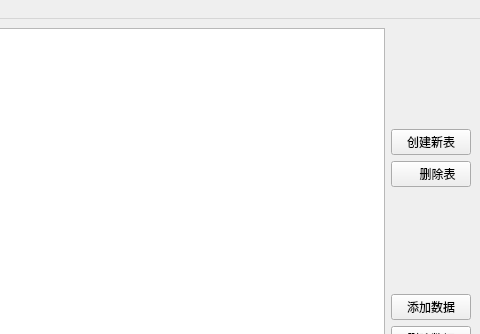
Qt form ui_src/sqlite_main_window.ui (akira4O4/PyQt5_Face_Recognition) before a commit; both pictures show x 442 to 922 and y 0 to 334 of the 922 by 688 pixel window.
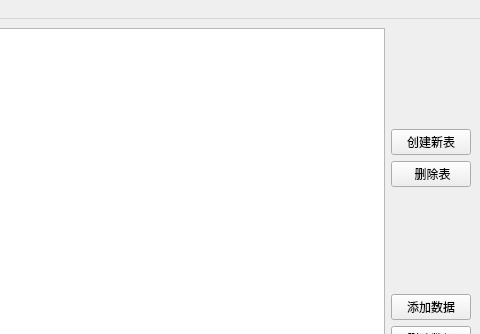
The same form after that commit.

```diff
--- a/ui_src/sqlite_main_window.ui
+++ b/ui_src/sqlite_main_window.ui
@@ -158,7 +158,7 @@
         <item>
          <widget class="QPushButton" name="pushButton_delTable">
           <property name="text">
-           <string>    删除表</string>
+           <string> 删除表</string>
           </property>
          </widget>
         </item>
```
Left out of the diff: 4 changed lines with no effect on the pictures.
